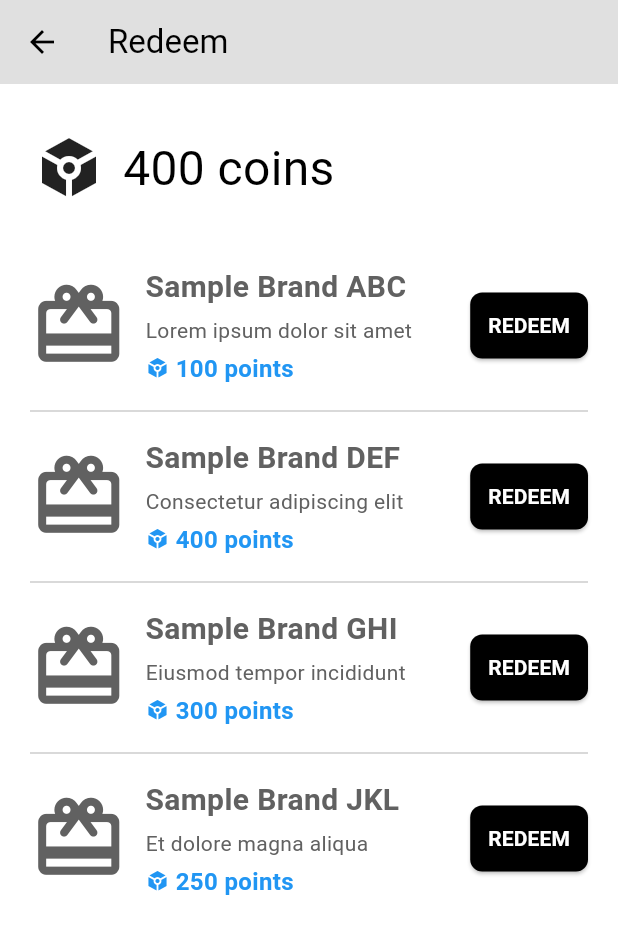
After one commit to mixter3011/Eco_App, a Flutter app: the RedeemPage screen opened directly, after a tap on "REDEEM", on a phone screen of 412 x 824 dp. The commit adds this screen. Shown: the top 934 px of the screen. Run offline on Flutter 3.47's test engine with Material 3 defaults, Android fonts, the phone set to English and light mode, and no system bars; our stand-ins replace google_fonts, slide_to_act.

Commit message:
Design Redeem Page
A frontend implementation of how the redeem page works has been implemented. The values on the page refreshes everytime you go back to it right now, but gives an example of how a template redeem function can work once we implement it from the backend, and we can rework the current UI components a bit as required.

```diff
--- a/lib/components/my_drawer.dart
+++ b/lib/components/my_drawer.dart
@@ -1,5 +1,6 @@
 import 'package:flutter/material.dart';
 import 'package:smarthomeui/components/my_drawer_tile.dart';
+import 'package:smarthomeui/pages/redeem_page.dart';
 import 'package:smarthomeui/pages/settings_page.dart';
 import 'package:smarthomeui/pages/devices_page.dart';
 
@@ -36,20 +37,6 @@ class MyDrawer extends StatelessWidget {
             onTap: () => Navigator.pop(context),
           ),
 
-          // settings list title
-          MyDrawerTile(
-            text: "S E T T I N G S",
-            icon: Icons.settings,
-            onTap: () {
-              Navigator.pop(context);
-              Navigator.push(
-                context,
-                MaterialPageRoute(
-                  builder: (context) => const SettingsPage(),
-                ),
-              );
-            },
-          ),
           // devices list title
           MyDrawerTile(
             text: "D E V I C E S",
@@ -64,6 +51,8 @@ class MyDrawer extends StatelessWidget {
               );
             },
           ),
+
+          // tracker list title
           MyDrawerTile(
             text: "T R A C K E R",
             icon: Icons.add_chart_rounded,
@@ -77,9 +66,40 @@ class MyDrawer extends StatelessWidget {
               );
             },
           ),
+
+          // add emission list title
+          MyDrawerTile(
+            text: "A D D   E M I S S I O N",
+            icon: Icons.plus_one,
+            onTap: () {
+              Navigator.pop(context);
+              Navigator.push(
+                context,
+                MaterialPageRoute(
+                  builder: (context) => const SettingsPage(),
+                ),
+              );
+            },
+          ),
+
+          // redeem list title
           MyDrawerTile(
             text: "R E D E E M",
             icon: Icons.card_giftcard_sharp,
+            onTap: () {
+              Navigator.pop(context);
+              Navigator.push(
+                context,
+                MaterialPageRoute(
+                  builder: (context) => const RedeemPage(),
+                ),
+              );
+            },
+          ),
+          // settings list title
+          MyDrawerTile(
+            text: "S E T T I N G S",
+            icon: Icons.settings,
             onTap: () {
               Navigator.pop(context);
               Navigator.push(
--- /dev/null
+++ b/lib/pages/redeem_page.dart
@@ -0,0 +1,114 @@
+import 'package:smarthomeui/util/redeem_card.dart';
+import 'package:flutter/material.dart';
+
+/*
+This page resets everytime you re-open it, considering I have defined the coins variable and initialised it inside the page itself.
+*/
+
+class RedeemPage extends StatefulWidget {
+  const RedeemPage({super.key});
+
+  @override
+  State<RedeemPage> createState() => _RedeemPageState();
+}
+
+List giftCards = [
+  // [ brandName, cardDescription, cardPoints ]
+  ["Sample Brand ABC", "Lorem ipsum dolor sit amet", 100],
+  ["Sample Brand DEF", "Consectetur adipiscing elit", 400],
+  ["Sample Brand GHI", "Eiusmod tempor incididunt", 300],
+  ["Sample Brand JKL", "Et dolore magna aliqua", 250],
+];
+
+class _RedeemPageState extends State<RedeemPage> {
+  /*
+  Example coins property, which shows how many coins the user has right now.
+  Value is updated when the user redeems a gift card. Template/visual function added right now for it.
+  Also affects the button's background color to show if a card is redeemable or not.
+  */
+  int coins = 500;
+
+  void redeemCard(int cardPoints) {
+    setState(() {
+      coins -= cardPoints;
+    });
+  }
+
+  @override
+  Widget build(BuildContext context) {
+    return Scaffold(
+      appBar: AppBar(
+        title: const Text("Redeem"),
+        backgroundColor: Theme.of(context).colorScheme.background,
+      ),
+      body: Column(
+        children: [
+          Padding(
+            padding:
+                const EdgeInsets.symmetric(horizontal: 12.0, vertical: 32.0),
+            child: Row(
+              children: [
+                const Padding(
+                  padding: EdgeInsets.only(left: 10.0),
+                  child: Icon(Icons.token, size: 48),
+                ),
+                const SizedBox(width: 12),
+                Text(
+                  "$coins coins", // use mutable variable
+                  style: const TextStyle(fontSize: 32),
+                ),
+              ],
+            ),
+          ),
+          Expanded(
+            child: ListView.builder(
+              itemCount: giftCards.length,
+              itemBuilder: (context, index) {
+                return Column(
+                  children: [
+                    Padding(
+                      padding: const EdgeInsets.symmetric(
+                          vertical: 8, horizontal: 20),
+                      child: RedeemCard(
+                        brandName: giftCards[index][0],
+                        cardDescription: giftCards[index][1],
+                        cardPoints: giftCards[index][2],
+                        coins: coins,
+                        onRedeem: (value) {
+                          if (giftCards[index][2] <= coins) {
+                            // User CAN redeem
+                            redeemCard(giftCards[index][2]);
+                          } else {
+                            // User CANNOT Redeem
+                            /*
+                            [TODO:]
+                            Could add a better UI implementation on how to do this.
+                            */
+                            ScaffoldMessenger.of(context).showSnackBar(
+                              const SnackBar(
+                                content: Text("Not enough coins!"),
+                                duration: Duration(seconds: 2),
+                              ),
+                            );
+                          }
+                        },
+                      ),
+                    ),
+                    if (index != giftCards.length - 1)
+                      const Padding(
+                        padding: EdgeInsets.symmetric(horizontal: 20.0),
+                        child: Divider(
+                          thickness: 1,
+                          color: Color.fromARGB(255, 204, 204, 204),
+                        ),
+                      ),
+                  ],
+                );
+              },
+            ),
+          ),
+        ],
+      ),
+    );
+  }
+}
--- /dev/null
+++ b/lib/util/redeem_card.dart
@@ -0,0 +1,137 @@
+// ignore_for_file: unused_import, must_be_immutable
+/*
+[CHITRAKSH]
+Rewritten version of smart_device_card.dart, but implements some frontend-coded functionality for the redeem functions.
+Basic redeeming should work from a frontend perspective, using the app you'll know what I mean.
+*/
+
+import 'dart:math';
+import 'package:flutter/material.dart';
+import 'package:google_fonts/google_fonts.dart';
+
+class RedeemCard extends StatefulWidget {
+  final String brandName;
+  final String cardDescription;
+  final num cardPoints;
+  final num coins;
+  void Function(bool)? onRedeem;
+
+  RedeemCard({
+    Key? key,
+    required this.brandName,
+    required this.cardDescription,
+    required this.cardPoints,
+    required this.coins,
+    required this.onRedeem,
+  }) : super(key: key);
+
+  @override
+  _RedeemCardState createState() => _RedeemCardState();
+}
+
+class _RedeemCardState extends State<RedeemCard> {
+  @override
+  Widget build(BuildContext context) {
+    return Padding(
+      padding: const EdgeInsets.symmetric(vertical: 1.0),
+      child: Row(
+        mainAxisAlignment: MainAxisAlignment.spaceBetween,
+        children: [
+          // icon
+          Column(
+            children: [
+              Icon(Icons.card_giftcard_rounded,
+                  size: 65,
+                  color: Theme.of(context).colorScheme.inversePrimary),
+            ],
+          ),
+
+          Expanded(
+            child: Padding(
+              padding: const EdgeInsets.only(left: 12.0),
+              child: Column(
+                crossAxisAlignment: CrossAxisAlignment.start,
+                children: [
+                  Text(
+                    widget.brandName,
+                    style: TextStyle(
+                      fontWeight: FontWeight.bold,
+                      fontSize: 20,
+                      color: Theme.of(context).colorScheme.inversePrimary,
+                    ),
+                    textAlign: TextAlign.center,
+                  ),
+                  const SizedBox(height: 4),
+                  Text(
+                    widget.cardDescription,
+                    style: TextStyle(
+                      fontSize: 14,
+                      color: Theme.of(context).colorScheme.inversePrimary,
+                    ),
+                  ),
+                  const SizedBox(height: 4),
+                  Row(
+                    children: [
+                      const Icon(
+                        Icons.token,
+                        size: 16,
+                        color: Colors.blue,
+                      ),
+                      const SizedBox(width: 4),
+                      Text(
+                        '${widget.cardPoints} points',
+                        style: const TextStyle(
+                          color: Colors.blue,
+                          fontSize: 16,
+                          fontWeight: FontWeight.bold,
+                        ),
+                      ),
+                    ],
+                  ),
+                ],
+              ),
+            ),
+          ),
+          // button
+          ElevatedButton(
+            /*
+            [CHITRAKSH]
+            Template function which implements the event which happens when the button is pressed
+            */
+            onPressed: () {
+              if (widget.cardPoints <= widget.coins) {
+                if (widget.onRedeem != null) {
+                  widget.onRedeem!(true);
+                }
+              } else {
+                if (widget.onRedeem != null) {
+                  widget.onRedeem!(false);
+                }
+              }
+            },
+            style: ElevatedButton.styleFrom(
+              /*
+              [TODO:]
+              Identify appropriate colours to implement theme-provided colour scheme for enabled & disabled button.
+              */
+              backgroundColor: widget.cardPoints <= widget.coins
+                  ? Colors.black
+                  : Colors.grey,
+              padding: const EdgeInsets.all(12),
+              shape: RoundedRectangleBorder(
+                borderRadius: BorderRadius.circular(8),
+              ),
+            ),
+            child: const Text(
+              'REDEEM',
+              style: TextStyle(
+                color: Colors.white,
+                fontWeight: FontWeight.bold,
+              ),
+            ),
+          ),
+        ],
+      ),
+    );
+  }
+}
--- a/lib/util/smart_device_card.dart
+++ b/lib/util/smart_device_card.dart
@@ -70,10 +70,12 @@ class SmartDeviceCard extends StatelessWidget {
                   const SizedBox(height: 4),
                   Text(
                     smartDeviceName,
-                    style: const TextStyle(
+                    style: TextStyle(
                       fontWeight: FontWeight.bold,
+                      color: powerOn
+                          ? Theme.of(context).colorScheme.inversePrimary
+                          : Theme.of(context).colorScheme.inversePrimary,
                       fontSize: 20,
-                      color: Colors.black,
                     ),
                     textAlign: TextAlign.center,
                   ),
```
Also changed, not shown: lib/themes/light_mode.dart (line endings or trailing spaces).
